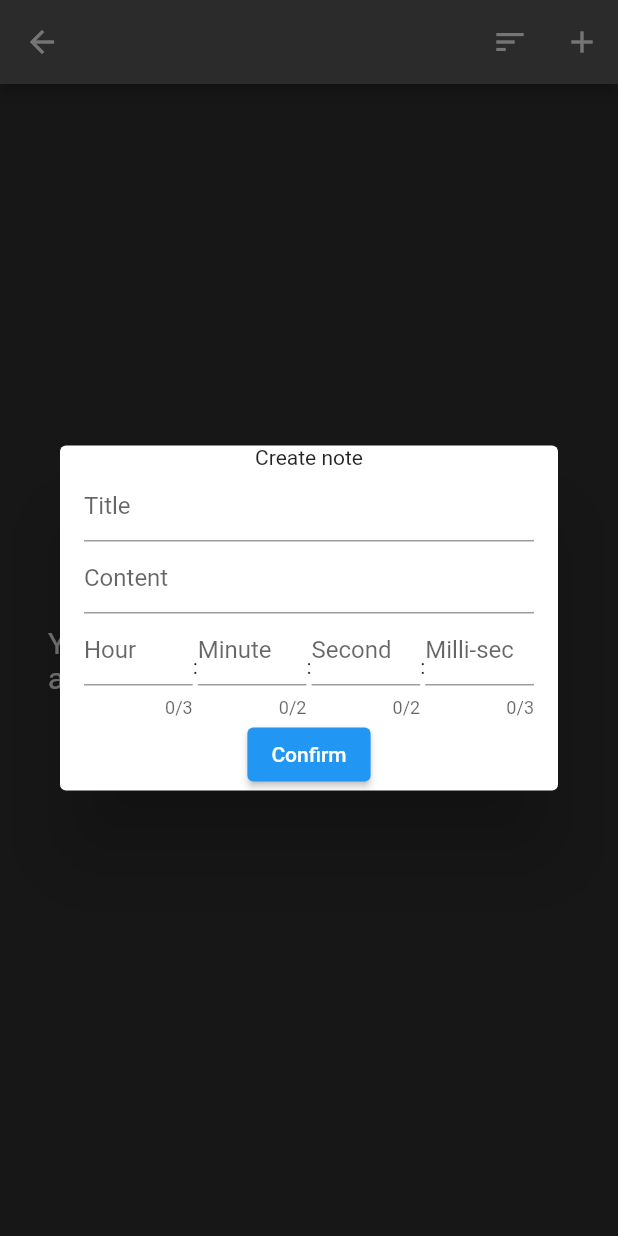
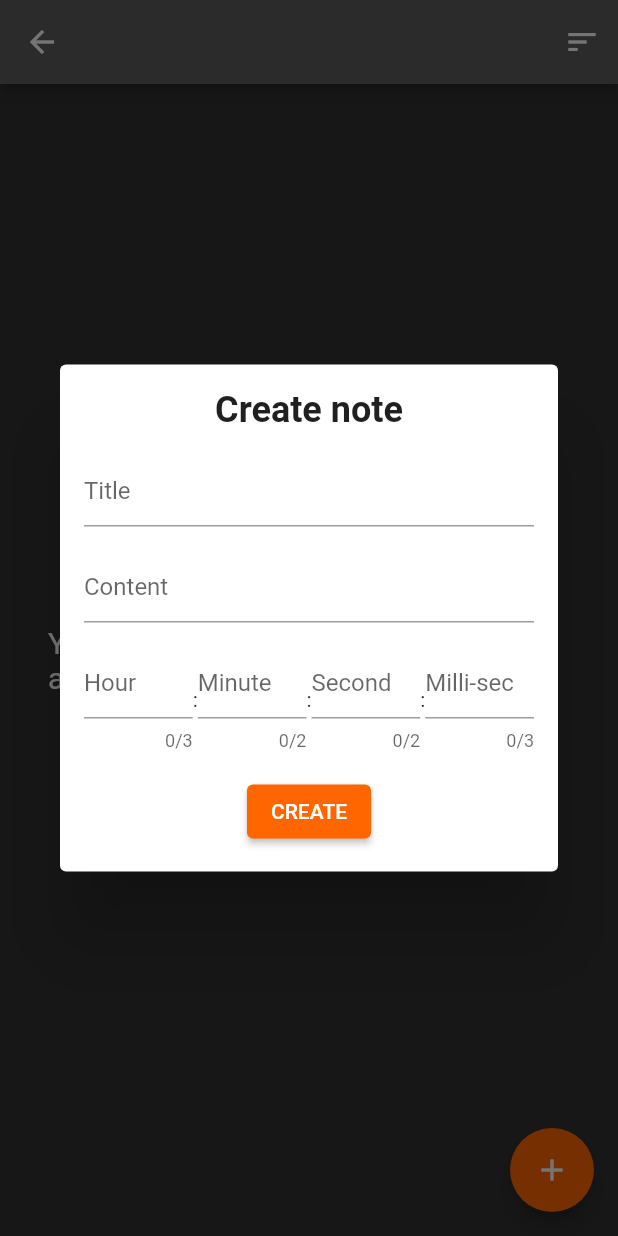
Before and after one commit to Nil-cire/timer_note, a Flutter app: the NoteListPage screen opened directly with empty values, after a tap on the "add" icon, on a phone screen of 412 x 824 dp. Run offline on Flutter 3.47's test engine with Material 2 defaults, Android fonts, the phone set to English and light mode, and no system bars; our stand-ins replace bloc, flutter_bloc, shared_preferences; missing offline and left inert: dart:ffi; accounts and stored records are empty.

Commit message:
feat: update dialog of adding note

```diff
--- a/lib/ui/custom/AddNoteDialog.dart
+++ b/lib/ui/custom/AddNoteDialog.dart
@@ -3,6 +3,7 @@ import 'dart:developer';
 import 'package:flutter/cupertino.dart';
 import 'package:flutter/material.dart';
 import 'package:timer_note/data/entity/NoteEntity.dart';
+import 'package:timer_note/value/MyColor.dart';
 import 'package:timer_note/value/MyDimension.dart';
 
 import '../../value/MyString.dart';
@@ -32,14 +33,13 @@ class AddNoteDialog extends StatelessWidget {
     return Dialog(
       child: SingleChildScrollView(
         child: Container(
-          padding: const EdgeInsets.only(
-              right: MyDimension.itemMainPadding,
-              left: MyDimension.itemMainPadding),
+          padding: const EdgeInsets.all( MyDimension.itemMainPadding),
           child: Form(
             key: formKey,
             child: Column(
               children: [
-                const Text(MyString.addNoteTitle),
+                const Text(MyString.addNoteTitle, style: titleTextStyle,),
+                Container(height: spaceBetween,),
                 TextFormField(
                     controller: titleTextController,
                     decoration: const InputDecoration(
@@ -50,11 +50,13 @@ class AddNoteDialog extends StatelessWidget {
                       }
                       return null;
                     }),
+                Container(height: spaceBetween,),
                 TextFormField(
                   controller: contentTextController,
                   decoration: const InputDecoration(
                       hintText: MyString.addNoteContentHint),
                 ),
+                Container(height: spaceBetween,),
                 Row(
                   mainAxisAlignment: MainAxisAlignment.spaceBetween,
                   children: [
@@ -99,7 +101,12 @@ class AddNoteDialog extends StatelessWidget {
                     ),
                   ],
                 ),
+                Container(height: spaceBetween,),
                 ElevatedButton(
+                  style: ElevatedButton.styleFrom(
+                    primary: MyColor.emphasizeColor,
+                    onPrimary: MyColor.textOnPrimaryColor,
+                  ),
                     onPressed: () {
                       if (formKey.currentState!.validate()) {
                         var now = DateTime.now();
@@ -148,7 +155,7 @@ class AddNoteDialog extends StatelessWidget {
                         Navigator.of(context).pop();
                       }
                     },
-                    child: const Text(MyString.confirm))
+                    child: const Text(MyString.create))
               ],
             ),
           ),
@@ -157,3 +164,6 @@ class AddNoteDialog extends StatelessWidget {
     );
   }
 }
+
+const spaceBetween =  16.0;
+const titleTextStyle = TextStyle(fontSize: 24, fontWeight: FontWeight.bold, color: MyColor.textOnItemColor);
--- a/lib/ui/note_list/NoteListPage.dart
+++ b/lib/ui/note_list/NoteListPage.dart
@@ -79,8 +79,9 @@ class NoteListPageState extends State<NoteListPage> {
               }
             },
           ),
-          IconButton(
-            icon: const Icon(Icons.add, color: Colors.white),
+        ],
+      ),
+      floatingActionButton: FloatingActionButton(
         onPressed: () {
           showDialog(
               context: context,
@@ -91,8 +92,11 @@ class NoteListPageState extends State<NoteListPage> {
                 );
               });
         },
-          )
-        ],
+        backgroundColor: MyColor.emphasizeColor,
+        child: const Icon(
+          Icons.add,
+          color: Colors.white,
+        ),
       ),
       body: Container(
         // padding: const EdgeInsets.only(bottom: MyDimension.mainPadding),
--- a/lib/value/MyString.dart
+++ b/lib/value/MyString.dart
@@ -21,4 +21,6 @@ class MyString {
   static const addNoteMinuteHint = "Minute";
   static const addNoteSecondHint = "Second";
   static const addNoteMillisecondHint = "Milli-sec";
+  static const create = "CREATE";
+
 }
```
Lines whose indentation alone changed are shown as unchanged.
